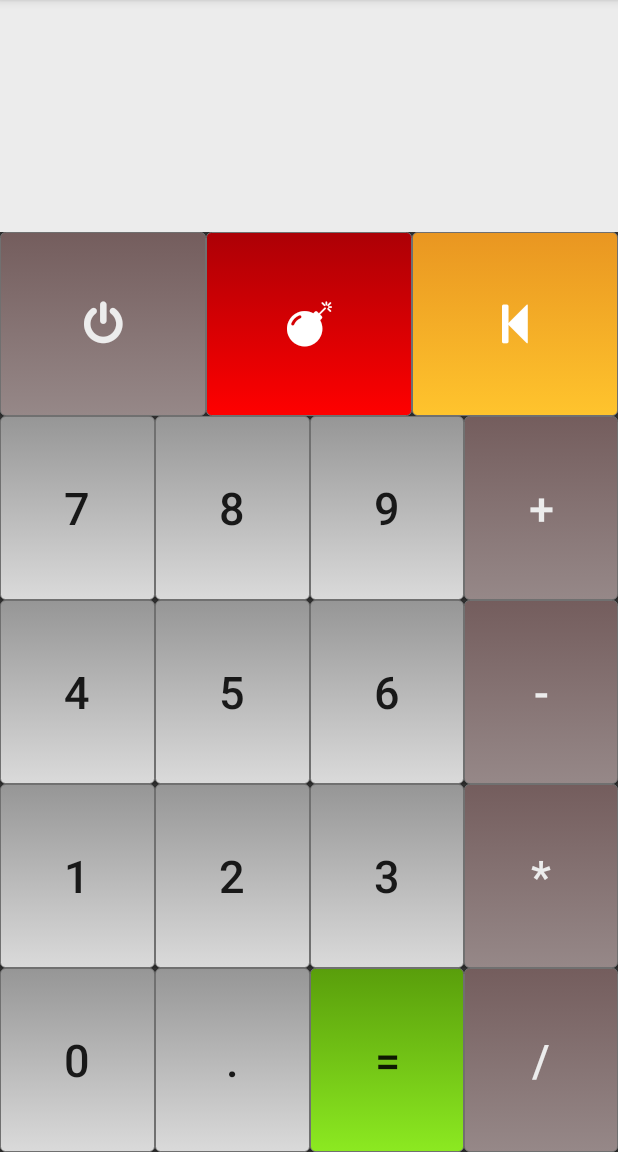
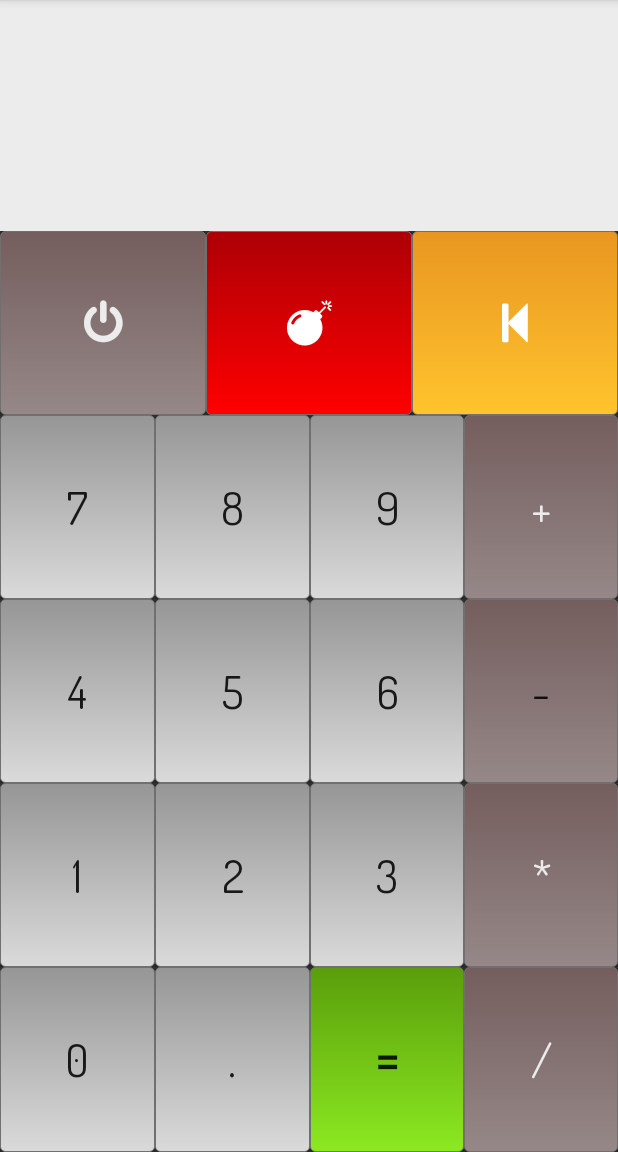
Before and after one commit to jlixerkun/Calc, an Android app: the screen it shows after launch (MainActivity), on a phone screen of 412 x 824 dp, the part 84-1236 px from its top. Run offline under Robolectric (Android 15) with nearby library versions, the phone set to English and light mode, and no system bars.

Commit message:
Cambia Fuente
Uso de google font Dosis en números

```diff
--- a/app/src/main/java/com/jlixerkun/calculadora/MainActivity.java
+++ b/app/src/main/java/com/jlixerkun/calculadora/MainActivity.java
@@ -28,6 +28,7 @@ public class MainActivity extends AppCompatActivity implements View.OnClickListe
     @Override
     protected void onCreate(Bundle savedInstanceState) {
         Typeface font = Typeface.createFromAsset( getAssets(), "fontawesome-webfont.ttf" );
+        Typeface dosis = Typeface.createFromAsset( getAssets(), "Dosis-Regular.ttf" );
         super.onCreate(savedInstanceState);
         setContentView(R.layout.activity_main);
         Toolbar toolbar = (Toolbar) findViewById(R.id.toolbar);
@@ -35,35 +36,50 @@ public class MainActivity extends AppCompatActivity implements View.OnClickListe
 
         /* Definimos los botones de la calculadora */
         final Button btnNum0 = (Button) findViewById(R.id.btnNum0);
+        btnNum0.setTypeface(dosis);
         btnNum0.setOnClickListener(this);
         final Button btnNum1 = (Button) findViewById(R.id.btnNum1);
+        btnNum1.setTypeface(dosis);
         btnNum1.setOnClickListener(this);
         final Button btnNum2 = (Button) findViewById(R.id.btnNum2);
+        btnNum2.setTypeface(dosis);
         btnNum2.setOnClickListener(this);
         final Button btnNum3 = (Button) findViewById(R.id.btnNum3);
+        btnNum3.setTypeface(dosis);
         btnNum3.setOnClickListener(this);
         final Button btnNum4 = (Button) findViewById(R.id.btnNum4);
+        btnNum4.setTypeface(dosis);
         btnNum4.setOnClickListener(this);
         final Button btnNum5 = (Button) findViewById(R.id.btnNum5);
+        btnNum5.setTypeface(dosis);
         btnNum5.setOnClickListener(this);
         final Button btnNum6 = (Button) findViewById(R.id.btnNum6);
+        btnNum6.setTypeface(dosis);
         btnNum6.setOnClickListener(this);
         final Button btnNum7 = (Button) findViewById(R.id.btnNum7);
+        btnNum7.setTypeface(dosis);
         btnNum7.setOnClickListener(this);
         final Button btnNum8 = (Button) findViewById(R.id.btnNum8);
+        btnNum8.setTypeface(dosis);
         btnNum8.setOnClickListener(this);
         final Button btnNum9 = (Button) findViewById(R.id.btnNum9);
+        btnNum9.setTypeface(dosis);
         btnNum9.setOnClickListener(this);
         final Button btnPunto = (Button) findViewById(R.id.btnPunto);
+        btnPunto.setTypeface(dosis);
         btnPunto.setOnClickListener(this);
 
         final Button btnMas = (Button) findViewById(R.id.btnMas);
+        btnMas.setTypeface(dosis);
         btnMas.setOnClickListener(this);
         final Button btnMenos = (Button) findViewById(R.id.btnMenos);
+        btnMenos.setTypeface(dosis);
         btnMenos.setOnClickListener(this);
         final Button btnPor = (Button) findViewById(R.id.btnPor);
+        btnPor.setTypeface(dosis);
         btnPor.setOnClickListener(this);
         final Button btnDividido = (Button) findViewById(R.id.btnDividido);
+        btnDividido.setTypeface(dosis);
         btnDividido.setOnClickListener(this);
         final Button btnIgual = (Button) findViewById(R.id.btnIgual);
         btnIgual.setOnClickListener(this);
--- a/app/src/main/res/layout/fragment_main.xml
+++ b/app/src/main/res/layout/fragment_main.xml
@@ -76,18 +76,6 @@
             android:textStyle="normal|bold"
             android:textColor="@android:color/background_light" />
 
-        <!--<Button-->
-            <!--android:padding="1dp"-->
-            <!--android:layout_height="match_parent"-->
-            <!--android:textSize="@dimen/font_size_small"-->
-            <!--android:text="@string/borrar"-->
-            <!--android:layout_weight="1"-->
-            <!--android:layout_width="0dp"-->
-            <!--tools:ignore="ButtonStyle"-->
-            <!--android:background="@drawable/mycalc_warningbtn_bg"-->
-            <!--android:textColor="#333333"-->
-            <!--android:id="@+id/btnBorrar"-->
-            <!--android:textAllCaps="false" />-->
 
     </LinearLayout>
 
@@ -97,33 +85,34 @@
         android:orientation="horizontal"
         android:layout_weight="1">
         <Button
+            android:id="@+id/btnNum7"
             android:layout_height="match_parent"
             android:textSize="@dimen/font_size_large"
             android:text="7"
             android:layout_weight="1"
             android:layout_width="match_parent"
-            android:id="@+id/btnNum7"
             tools:ignore="ButtonStyle"
             android:background="@drawable/mycalc_numberbtn_bg" />
         <Button
+            android:id="@+id/btnNum8"
             android:layout_height="match_parent"
             android:textSize="@dimen/font_size_large"
             android:text="8"
             android:layout_weight="1"
             android:layout_width="match_parent"
-            android:id="@+id/btnNum8"
             tools:ignore="ButtonStyle"
             android:background="@drawable/mycalc_numberbtn_bg" />
         <Button
+            android:id="@+id/btnNum9"
             android:layout_height="match_parent"
             android:textSize="@dimen/font_size_large"
             android:text="9"
             android:layout_weight="1"
             android:layout_width="match_parent"
-            android:id="@+id/btnNum9"
             tools:ignore="ButtonStyle"
             android:background="@drawable/mycalc_numberbtn_bg" />
         <Button
+            android:id="@+id/btnMas"
             android:layout_height="match_parent"
             android:textSize="@dimen/font_size_large"
             android:text="+"
@@ -132,7 +121,7 @@
             tools:ignore="ButtonStyle"
             android:background="@drawable/mycalc_operatebtn_bg"
             android:textColor="@color/colorlightBg"
-            android:id="@+id/btnMas" />
+            />
 
     </LinearLayout>
 
@@ -142,34 +131,36 @@
         android:orientation="horizontal"
         android:layout_weight="1">
         <Button
+            android:id="@+id/btnNum4"
             android:layout_height="match_parent"
             android:textSize="@dimen/font_size_large"
             android:text="4"
             android:layout_weight="1"
             android:layout_width="match_parent"
-            android:id="@+id/btnNum4"
             tools:ignore="ButtonStyle"
             android:background="@drawable/mycalc_numberbtn_bg" />
         <Button
+            android:id="@+id/btnNum5"
             android:layout_height="match_parent"
             android:textSize="@dimen/font_size_large"
             android:text="5"
             android:layout_weight="1"
             android:layout_width="match_parent"
-            android:id="@+id/btnNum5"
             tools:ignore="ButtonStyle"
             android:background="@drawable/mycalc_numberbtn_bg" />
         <Button
+            android:id="@+id/btnNum6"
             android:layout_height="match_parent"
             android:textSize="@dimen/font_size_large"
             android:text="6"
             android:layout_weight="1"
             android:layout_width="match_parent"
-            android:id="@+id/btnNum6"
             tools:ignore="ButtonStyle"
             android:background="@drawable/mycalc_numberbtn_bg" />
 
+        android:textColor="@color/colorlightBg"
         <Button
+            android:id="@+id/btnMenos"
             android:layout_height="match_parent"
             android:textSize="@dimen/font_size_large"
             android:text="-"
@@ -177,8 +168,7 @@
             android:layout_width="match_parent"
             tools:ignore="ButtonStyle"
             android:background="@drawable/mycalc_operatebtn_bg"
-            android:textColor="@color/colorlightBg"
-            android:id="@+id/btnMenos" />
+            />
 
     </LinearLayout>
     <LinearLayout
@@ -187,28 +177,28 @@
         android:orientation="horizontal"
         android:layout_weight="1">
         <Button
+            android:id="@+id/btnNum1"
             android:layout_height="match_parent"
             android:textSize="@dimen/font_size_large"
             android:text="1"
             android:layout_weight="1"
             android:layout_width="match_parent"
-            android:id="@+id/btnNum1"
             android:background="@drawable/mycalc_numberbtn_bg" />
         <Button
+            android:id="@+id/btnNum2"
             android:layout_height="match_parent"
             android:textSize="@dimen/font_size_large"
             android:text="2"
             android:layout_weight="1"
             android:layout_width="match_parent"
-            android:id="@+id/btnNum2"
             android:background="@drawable/mycalc_numberbtn_bg" />
         <Button
+            android:id="@+id/btnNum3"
             android:layout_height="match_parent"
             android:textSize="@dimen/font_size_large"
             android:text="3"
             android:layout_weight="1"
             android:layout_width="match_parent"
-            android:id="@+id/btnNum3"
             android:background="@drawable/mycalc_numberbtn_bg" />
 
         <Button
```
Also changed, not shown: app/src/main/assets/Dosis-Regular.ttf (added).
